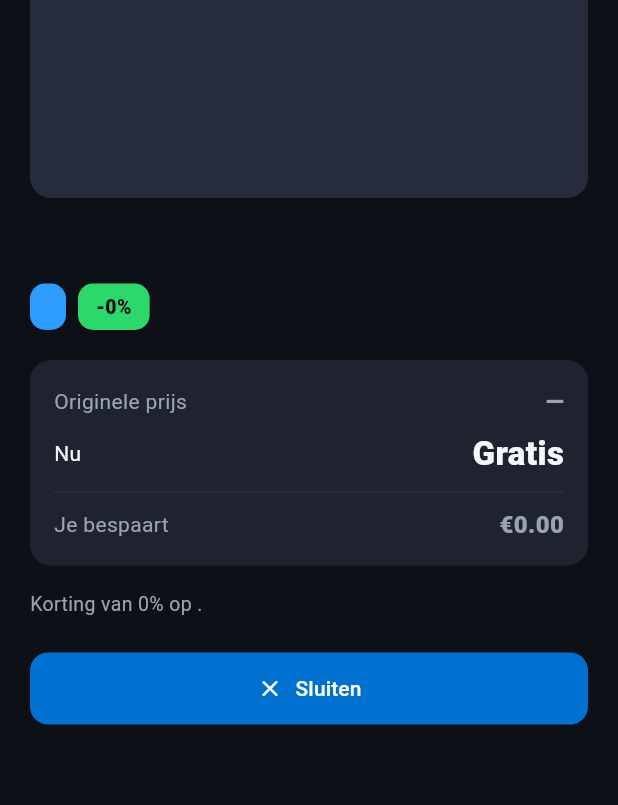
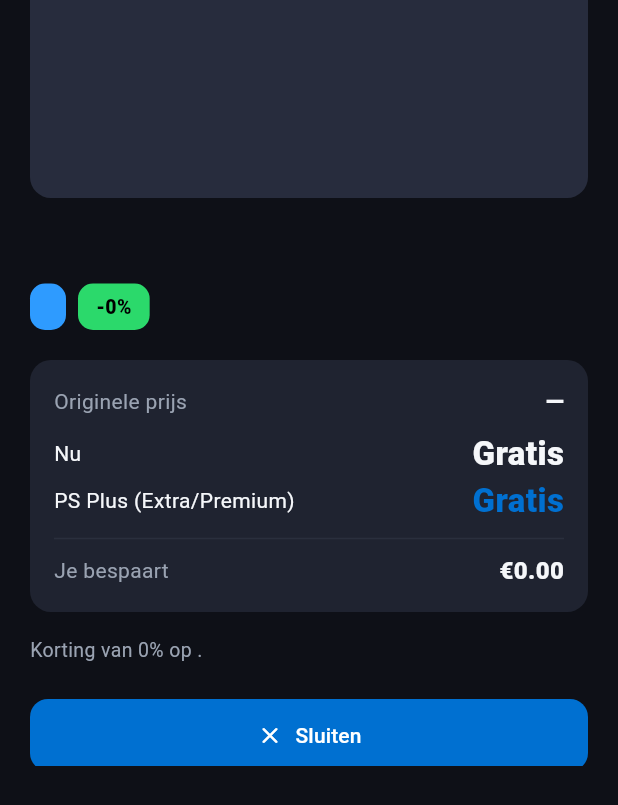
Before and after one commit to danield76799/PSDeals, a Flutter app: the GameDetailSheet widget shown alone on an empty page, opened directly with empty values, scrolled down 396 dp, on a phone screen of 412 x 824 dp. Shown: the top 805 px of the screen. Run offline on Flutter 3.47's test engine with Material 3 defaults, Android fonts, the light colour scheme and no system bars; our stand-ins replace flutter_riverpod; network calls fail.

Commit message:
feat: show PS Plus member price (free for Extra/Premium)
Proxy now returns psPlusPrice for PS+ catalogue titles (0 = free for
members). The card shows 'PS+ Gratis' in the PS+ colour, and the detail
sheet adds a 'PS Plus (Extra/Premium)' price row. No login needed — the
anonymous scrape already exposes the Extra/Premium tier via the tile tag.

```diff
--- a/lib/models/game_deal.dart
+++ b/lib/models/game_deal.dart
@@ -8,6 +8,9 @@ class GameDeal {
   final String imageUrl;
   final String platform; // e.g. "PS5", "PS4"
   final bool isPsPlusBonus;
+  /// Price for PlayStation Plus Extra/Premium members. Null when the game is
+  /// not part of the PS Plus catalogue. 0 means free for members.
+  final double? psPlusPrice;
   final String description;
 
   const GameDeal({
@@ -19,6 +22,7 @@ class GameDeal {
     required this.imageUrl,
     required this.platform,
     required this.isPsPlusBonus,
+    this.psPlusPrice,
     this.description = '',
   });
 
@@ -34,6 +38,7 @@ class GameDeal {
         imageUrl: (json['imageUrl'] ?? '').toString(),
         platform: (json['platform'] ?? 'PS5').toString(),
         isPsPlusBonus: json['isPsPlusBonus'] as bool? ?? false,
+        psPlusPrice: (json['psPlusPrice'] as num?)?.toDouble(),
         description: (json['description'] ?? '').toString(),
       );
 
@@ -46,6 +51,7 @@ class GameDeal {
         'imageUrl': imageUrl,
         'platform': platform,
         'isPsPlusBonus': isPsPlusBonus,
+        'psPlusPrice': psPlusPrice,
         'description': description,
       };
 }
--- a/lib/widgets/game_detail_sheet.dart
+++ b/lib/widgets/game_detail_sheet.dart
@@ -105,7 +105,9 @@ class GameDetailSheet extends StatelessWidget {
                   ),
                   if (deal.isPsPlusBonus)
                     _InfoChip(
-                      label: 'PS+ Bonus',
+                      label: (deal.psPlusPrice ?? -1) == 0
+                          ? 'PS+ Gratis'
+                          : 'PS+ Bonus',
                       color: AppTheme.psPlus,
                     ),
                 ],
@@ -135,6 +137,15 @@ class GameDetailSheet extends StatelessWidget {
                           : 'Gratis',
                       highlight: true,
                     ),
+                    if (deal.psPlusPrice != null)
+                      _PriceRow(
+                        label: 'PS Plus (Extra/Premium)',
+                        value: (deal.psPlusPrice ?? 0) == 0
+                            ? 'Gratis'
+                            : '$symbol${deal.psPlusPrice!.toStringAsFixed(2)}',
+                        highlight: true,
+                        highlightColor: AppTheme.psPlus,
+                      ),
                     const Divider(height: 20, color: AppTheme.divider),
                     _PriceRow(
                       label: 'Je bespaart',
@@ -212,12 +223,14 @@ class _PriceRow extends StatelessWidget {
   final String value;
   final bool strikethrough;
   final bool highlight;
+  final Color? highlightColor;
 
   const _PriceRow({
     required this.label,
     required this.value,
     this.strikethrough = false,
     this.highlight = false,
+    this.highlightColor,
   });
 
   @override
@@ -237,7 +250,9 @@ class _PriceRow extends StatelessWidget {
           style: TextStyle(
             fontSize: highlight ? 22 : 16,
             fontWeight: FontWeight.w800,
-            color: highlight ? AppTheme.onSurface : AppTheme.onSurfaceMuted,
+            color: highlight
+                ? (highlightColor ?? AppTheme.onSurface)
+                : AppTheme.onSurface,
             decoration:
                 strikethrough ? TextDecoration.lineThrough : TextDecoration.none,
             decorationColor: AppTheme.onSurfaceMuted,
```
Also changed, not shown: lib/widgets/game_card.dart (+16 -7 lines).
